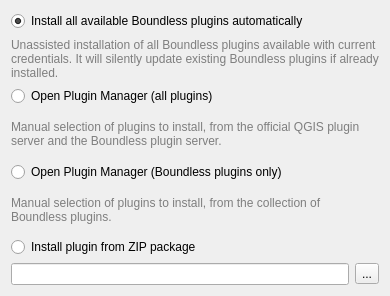
First picture: the form in boundlessconnect/ui/pluginspagebase.ui, repository elpaso/qgis-connect-plugin, before the edit.
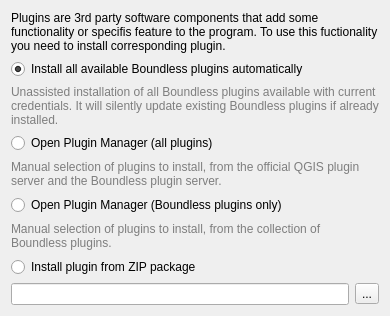
Second picture: the form after the edit.

Commit message: add note abput plugins to the wizard page

The edit to the form file:
```diff
--- a/boundlessconnect/ui/pluginspagebase.ui
+++ b/boundlessconnect/ui/pluginspagebase.ui
@@ -7,7 +7,7 @@
     <x>0</x>
     <y>0</y>
     <width>390</width>
-    <height>296</height>
+    <height>316</height>
    </rect>
   </property>
   <property name="windowTitle">
@@ -20,49 +20,7 @@
    <string>Choose the way to install Boundless plugins</string>
   </property>
   <layout class="QGridLayout" name="gridLayout">
-   <item row="0" column="0">
-    <widget class="QRadioButton" name="rbAutoInstall">
-     <property name="text">
-      <string>Install all available Boundless plugins automatically</string>
-     </property>
-     <property name="checked">
-      <bool>true</bool>
-     </property>
-    </widget>
-   </item>
-   <item row="1" column="0">
-    <widget class="QLabel" name="label_5">
-     <property name="sizePolicy">
-      <sizepolicy hsizetype="MinimumExpanding" vsizetype="MinimumExpanding">
-       <horstretch>0</horstretch>
-       <verstretch>0</verstretch>
-      </sizepolicy>
-     </property>
-     <property name="styleSheet">
-      <string notr="true">color: rgb(126, 126, 126);</string>
-     </property>
-     <property name="text">
-      <string>Unassisted installation of all Boundless plugins available with current credentials. It will silently update existing Boundless plugins if already installed.</string>
-     </property>
-     <property name="wordWrap">
-      <bool>true</bool>
-     </property>
-     <property name="margin">
-      <number>0</number>
-     </property>
-    </widget>
-   </item>
-   <item row="2" column="0">
-    <widget class="QRadioButton" name="rbManualInstallAll">
-     <property name="text">
-      <string>Open Plugin Manager (all plugins)</string>
-     </property>
-     <property name="checked">
-      <bool>false</bool>
-     </property>
-    </widget>
-   </item>
-   <item row="3" column="0">
+   <item row="4" column="0">
     <widget class="QLabel" name="label_4">
      <property name="sizePolicy">
       <sizepolicy hsizetype="MinimumExpanding" vsizetype="MinimumExpanding">
@@ -79,12 +37,9 @@
      <property name="wordWrap">
       <bool>true</bool>
      </property>
-     <property name="margin">
-      <number>0</number>
-     </property>
     </widget>
    </item>
-   <item row="4" column="0">
+   <item row="5" column="0">
     <widget class="QRadioButton" name="rbManualInstallBoundless">
      <property name="text">
       <string>Open Plugin Manager (Boundless plugins only)</string>
@@ -94,7 +49,7 @@
      </property>
     </widget>
    </item>
-   <item row="5" column="0">
+   <item row="6" column="0">
     <widget class="QLabel" name="label_3">
      <property name="sizePolicy">
       <sizepolicy hsizetype="MinimumExpanding" vsizetype="MinimumExpanding">
@@ -116,14 +71,14 @@
      </property>
     </widget>
    </item>
-   <item row="6" column="0">
+   <item row="7" column="0">
     <widget class="QRadioButton" name="rbInstallFromZip">
      <property name="text">
       <string>Install plugin from ZIP package</string>
      </property>
     </widget>
    </item>
-   <item row="7" column="0">
+   <item row="8" column="0">
     <layout class="QHBoxLayout" name="horizontalLayout">
      <item>
       <widget class="QLineEdit" name="leFileName"/>
@@ -137,6 +92,58 @@
      </item>
     </layout>
    </item>
+   <item row="1" column="0">
+    <widget class="QRadioButton" name="rbAutoInstall">
+     <property name="text">
+      <string>Install all available Boundless plugins automatically</string>
+     </property>
+     <property name="checked">
+      <bool>true</bool>
+     </property>
+    </widget>
+   </item>
+   <item row="2" column="0">
+    <widget class="QLabel" name="label_5">
+     <property name="sizePolicy">
+      <sizepolicy hsizetype="MinimumExpanding" vsizetype="MinimumExpanding">
+       <horstretch>0</horstretch>
+       <verstretch>0</verstretch>
+      </sizepolicy>
+     </property>
+     <property name="styleSheet">
+      <string notr="true">color: rgb(126, 126, 126);</string>
+     </property>
+     <property name="text">
+      <string>Unassisted installation of all Boundless plugins available with current credentials. It will silently update existing Boundless plugins if already installed.</string>
+     </property>
+     <property name="wordWrap">
+      <bool>true</bool>
+     </property>
+     <property name="margin">
+      <number>0</number>
+     </property>
+    </widget>
+   </item>
+   <item row="3" column="0">
+    <widget class="QRadioButton" name="rbManualInstallAll">
+     <property name="text">
+      <string>Open Plugin Manager (all plugins)</string>
+     </property>
+     <property name="checked">
+      <bool>false</bool>
+     </property>
+    </widget>
+   </item>
+   <item row="0" column="0">
+    <widget class="QLabel" name="label">
+     <property name="text">
+      <string>Plugins are 3rd party software components that add some functionality or specifis feature to the program. To use this fuctionality you need to install corresponding plugin.</string>
+     </property>
+     <property name="wordWrap">
+      <bool>true</bool>
+     </property>
+    </widget>
+   </item>
   </layout>
  </widget>
  <resources/>
```
